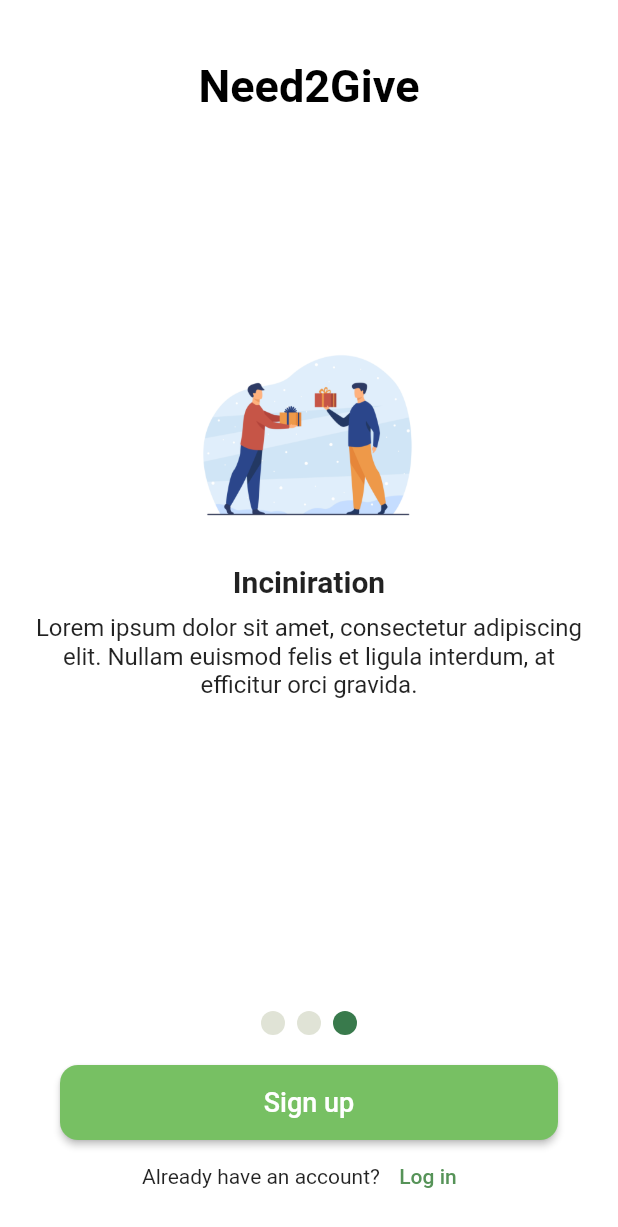
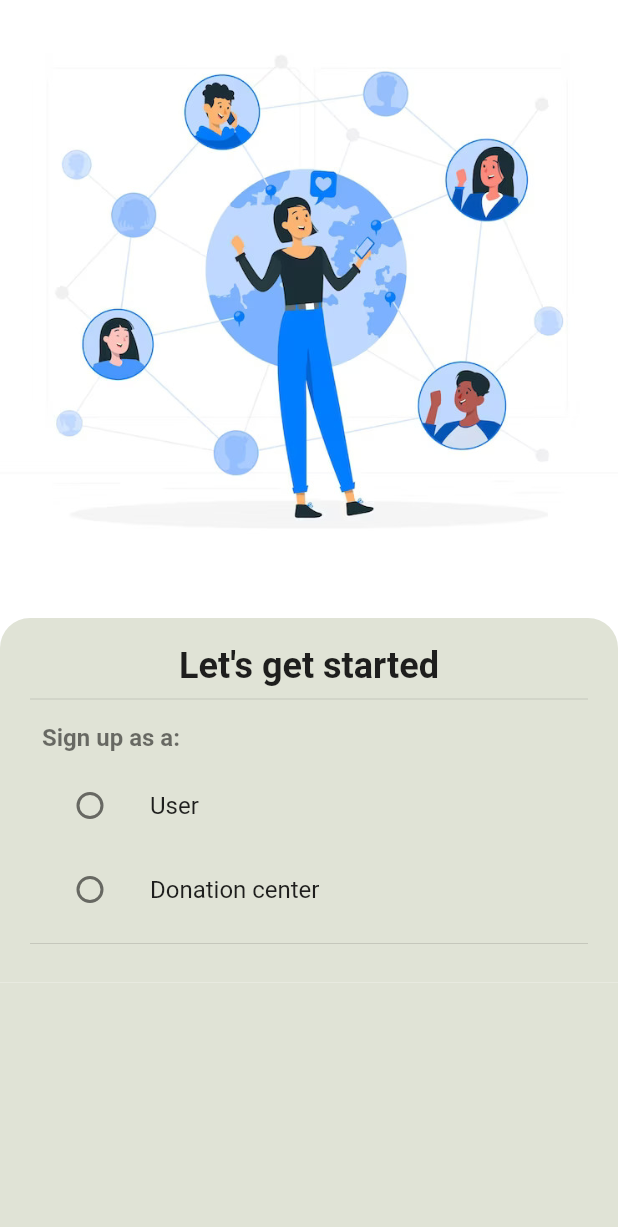
Before and after one commit to Hacktivists-AUB/Need2Give-frontend, a Flutter app: the screen it shows after launch, after a tap on "Sign up", on a phone screen of 412 x 824 dp. Shown: the top 1227 px of the screen. Run offline on Flutter 3.47's test engine with Material 2 defaults, Android fonts, the phone set to English and light mode, and no system bars; drawn by our look-alikes of carousel_slider, smooth_page_indicator; our stand-ins replace flutter_signin_button, intl_phone_number_input, shared_preferences.

Commit message:
Add signup form for user

```diff
--- a/need2give/lib/router.dart
+++ b/need2give/lib/router.dart
@@ -1,5 +1,6 @@
 import 'package:flutter/material.dart';
 import 'package:need2give/screens/auth/login.dart';
+import 'package:need2give/screens/auth/signup.dart';
 import 'package:need2give/screens/auth/welcome.dart';
 import 'package:need2give/screens/home.dart';
 
@@ -14,6 +15,11 @@ Route<dynamic> generateRoute(RouteSettings settings) {
       return MaterialPageRoute(
         settings: settings,
         builder: (_) => const Login(),
+      );
+    case SignUp.routeName:
+      return MaterialPageRoute(
+        settings: settings,
+        builder: (_) => const SignUp(),
       );
     case Home.routeName:
       return MaterialPageRoute(
--- a/need2give/lib/screens/auth/login.dart
+++ b/need2give/lib/screens/auth/login.dart
@@ -2,6 +2,7 @@ import 'package:flutter/material.dart';
 import 'package:flutter_signin_button/button_list.dart';
 import 'package:flutter_signin_button/button_view.dart';
 import 'package:need2give/constants/global.dart';
+import 'package:need2give/screens/auth/signup.dart';
 import 'package:need2give/services/auth_service.dart';
 import 'package:need2give/widgets/button.dart';
 import 'package:need2give/widgets/textfield.dart';
@@ -67,6 +68,7 @@ class _LoginState extends State<Login> {
                             fontWeight: FontWeight.bold,
                           ),
                         ),
+                        const Divider(),
                         const SizedBox(height: 10),
                         Row(
                           mainAxisAlignment: MainAxisAlignment.start,
@@ -135,7 +137,9 @@ class _LoginState extends State<Login> {
                               ),
                             ),
                             TextButton(
-                              onPressed: () {},
+                              onPressed: () {
+                                Navigator.pushNamed(context, SignUp.routeName);
+                              },
                               child: const Text(
                                 'Sign up',
                                 style: TextStyle(
--- /dev/null
+++ b/need2give/lib/screens/auth/signup.dart
@@ -0,0 +1,280 @@
+import 'package:flutter/material.dart';
+import 'package:flutter_signin_button/button_list.dart';
+import 'package:flutter_signin_button/button_view.dart';
+import 'package:need2give/constants/global.dart';
+import 'package:need2give/screens/auth/login.dart';
+import 'package:need2give/widgets/button.dart';
+import 'package:need2give/widgets/textfield.dart';
+
+enum UserType {
+  notSelected,
+  user,
+  donationCenter,
+}
+
+class SignUp extends StatefulWidget {
+  static const String routeName = '/signup';
+  const SignUp({super.key});
+
+  @override
+  State<SignUp> createState() => _SignUpState();
+}
+
+class _SignUpState extends State<SignUp> {
+  UserType _userType = UserType.notSelected;
+  final _signUpFormKey = GlobalKey<FormState>();
+
+  final TextEditingController _emailController = TextEditingController();
+  final TextEditingController _usernameController = TextEditingController();
+  final TextEditingController _phoneController = TextEditingController();
+  final TextEditingController _confirmPassController = TextEditingController();
+  final TextEditingController _passwordController = TextEditingController();
+
+  @override
+  void dispose() {
+    super.dispose();
+    _emailController.dispose();
+    _passwordController.dispose();
+    _usernameController.dispose();
+    _confirmPassController.dispose();
+    _phoneController.dispose();
+  }
+
+  @override
+  Widget build(BuildContext context) {
+    return Scaffold(
+      backgroundColor: Global.lightGrey,
+      body: Container(
+        color: Global.white,
+        child: SingleChildScrollView(
+          child: Column(
+            children: [
+              Image.asset('assets/image5.jpg'),
+              Container(
+                decoration: const BoxDecoration(
+                  color: Global.lightGrey,
+                  borderRadius: BorderRadius.only(
+                    topLeft: Radius.circular(20),
+                    topRight: Radius.circular(20),
+                  ),
+                ),
+                child: Container(
+                  padding:
+                      const EdgeInsets.symmetric(vertical: 18, horizontal: 20),
+                  child: Column(
+                    children: [
+                      const Text(
+                        "Let's get started",
+                        style: TextStyle(
+                          fontSize: 24,
+                          fontWeight: FontWeight.bold,
+                        ),
+                      ),
+                      const Divider(),
+                      Row(
+                        mainAxisAlignment: MainAxisAlignment.start,
+                        children: const [
+                          Padding(
+                            padding: EdgeInsets.all(8),
+                            child: Text(
+                              "Sign up as a: ",
+                              style: TextStyle(
+                                fontSize: 16,
+                                fontWeight: FontWeight.bold,
+                                color: Global.mediumGrey,
+                              ),
+                            ),
+                          ),
+                        ],
+                      ),
+                      ListTile(
+                        title: const Text(
+                          "User",
+                        ),
+                        leading: Radio(
+                          activeColor: Global.darkGreen,
+                          value: UserType.user,
+                          groupValue: _userType,
+                          onChanged: (UserType? val) {
+                            setState(() {
+                              _userType = val!;
+                            });
+                          },
+                        ),
+                      ),
+                      ListTile(
+                        title: const Text(
+                          "Donation center",
+                        ),
+                        leading: Radio(
+                          activeColor: Global.darkGreen,
+                          value: UserType.donationCenter,
+                          groupValue: _userType,
+                          onChanged: (UserType? val) {
+                            setState(() {
+                              _userType = val!;
+                            });
+                          },
+                        ),
+                      ),
+                      const Divider(),
+                      if (_userType == UserType.user)
+                        Form(
+                          key: _signUpFormKey,
+                          child: Column(
+                            children: [
+                              const SizedBox(height: 10),
+                              Row(
+                                mainAxisAlignment: MainAxisAlignment.start,
+                                children: const [
+                                  Padding(
+                                    padding: EdgeInsets.all(8),
+                                    child: Text(
+                                      "Email: ",
+                                      style: TextStyle(
+                                        fontSize: 16,
+                                        fontWeight: FontWeight.bold,
+                                        color: Global.mediumGrey,
+                                      ),
+                                    ),
+                                  ),
+                                ],
+                              ),
+                              Input(
+                                  controller: _emailController,
+                                  hintText: 'Email'),
+                              Row(
+                                mainAxisAlignment: MainAxisAlignment.start,
+                                children: const [
+                                  Padding(
+                                    padding: EdgeInsets.all(8),
+                                    child: Text(
+                                      "Username: ",
+                                      style: TextStyle(
+                                        fontSize: 16,
+                                        fontWeight: FontWeight.bold,
+                                        color: Global.mediumGrey,
+                                      ),
+                                    ),
+                                  ),
+                                ],
+                              ),
+                              Input(
+                                  controller: _usernameController,
+                                  hintText: 'Username'),
+                              const SizedBox(height: 10),
+                              Row(
+                                mainAxisAlignment: MainAxisAlignment.start,
+                                children: const [
+                                  Padding(
+                                    padding: EdgeInsets.all(8),
+                                    child: Text(
+                                      "Phone number*: ",
+                                      style: TextStyle(
+                                        fontSize: 16,
+                                        fontWeight: FontWeight.bold,
+                                        color: Global.mediumGrey,
+                                      ),
+                                    ),
+                                  ),
+                                ],
+                              ),
+                              PhoneInput(controller: _phoneController),
+                              const SizedBox(height: 10),
+                              Row(
+                                mainAxisAlignment: MainAxisAlignment.start,
+                                children: const [
+                                  Padding(
+                                    padding: EdgeInsets.all(8),
+                                    child: Text(
+                                      "Password:",
+                                      style: TextStyle(
+                                        fontSize: 16,
+                                        fontWeight: FontWeight.bold,
+                                        color: Global.mediumGrey,
+                                      ),
+                                    ),
+                                  ),
+                                ],
+                              ),
+                              Input(
+                                controller: _passwordController,
+                                hintText: "Password",
+                                secret: true,
+                              ),
+                              Row(
+                                mainAxisAlignment: MainAxisAlignment.start,
+                                children: const [
+                                  Padding(
+                                    padding: EdgeInsets.all(8),
+                                    child: Text(
+                                      "Confirm password:",
+                                      style: TextStyle(
+                                        fontSize: 16,
+                                        fontWeight: FontWeight.bold,
+                                        color: Global.mediumGrey,
+                                      ),
+                                    ),
+                                  ),
+                                ],
+                              ),
+                              Input(
+                                controller: _confirmPassController,
+                                hintText: "Confirm password",
+                                secret: true,
+                              ),
+                              const SizedBox(height: 20),
+                              Button(
+                                  text: 'Sign up',
+                                  onPressed: () {
+                                    if (_signUpFormKey.currentState!
+                                        .validate()) {}
+                                  }),
+                              const SizedBox(height: 10),
+                              SizedBox(
+                                width: double.infinity,
+                                child: SignInButton(
+                                  Buttons.Google,
+                                  text: "Sign up with Google",
+                                  onPressed: () {},
+                                ),
+                              ),
+                              const SizedBox(height: 10),
+                              Row(
+                                mainAxisAlignment: MainAxisAlignment.center,
+                                children: [
+                                  const Text(
+                                    'Already have an account?',
+                                    style: TextStyle(
+                                      fontSize: 14,
+                                    ),
+                                  ),
+                                  TextButton(
+                                    onPressed: () {
+                                      Navigator.pushNamed(
+                                          context, Login.routeName);
+                                    },
+                                    child: const Text(
+                                      'Log in',
+                                      style: TextStyle(
+                                        color: Global.mediumGreen,
+                                        fontSize: 14,
+                                      ),
+                                    ),
+                                  ),
+                                ],
+                              ),
+                            ],
+                          ),
+                        ),
+                    ],
+                  ),
+                ),
+              ),
+            ],
+          ),
+        ),
+      ),
+    );
+  }
+}
--- a/need2give/lib/screens/auth/welcome.dart
+++ b/need2give/lib/screens/auth/welcome.dart
@@ -2,6 +2,7 @@ import 'package:carousel_slider/carousel_slider.dart';
 import 'package:flutter/material.dart';
 import 'package:need2give/screens/auth/login.dart';
 import 'package:need2give/constants/global.dart';
+import 'package:need2give/screens/auth/signup.dart';
 import 'package:need2give/widgets/button.dart';
 import 'package:smooth_page_indicator/smooth_page_indicator.dart';
 
@@ -97,7 +98,12 @@ class _WelcomeScreenState extends State<WelcomeScreen> {
                   Padding(
                     padding:
                         const EdgeInsets.symmetric(vertical: 0, horizontal: 40),
-                    child: Button(text: 'Sign up', onPressed: () {}),
+                    child: Button(
+                      text: 'Sign up',
+                      onPressed: () {
+                        Navigator.pushNamed(context, SignUp.routeName);
+                      },
+                    ),
                   ),
                   Row(
                     mainAxisAlignment: MainAxisAlignment.center,
--- a/need2give/lib/widgets/textfield.dart
+++ b/need2give/lib/widgets/textfield.dart
@@ -1,4 +1,5 @@
 import 'package:flutter/material.dart';
+import 'package:intl_phone_number_input/intl_phone_number_input.dart';
 
 import '../constants/global.dart';
 
@@ -24,19 +25,21 @@ class _InputState extends State<Input> {
   @override
   Widget build(BuildContext context) {
     return TextFormField(
-      obscureText: widget.secret? !_isVisible : false,
+      obscureText: widget.secret ? !_isVisible : false,
       controller: widget.controller,
       decoration: InputDecoration(
         filled: true,
         fillColor: Global.white,
         suffixIcon: IconButton(
           icon: Icon(
-            widget.secret ? (_isVisible? Icons.visibility : Icons.visibility_off) : null,
+            widget.secret
+                ? (_isVisible ? Icons.visibility : Icons.visibility_off)
+                : null,
           ),
           onPressed: () {
-              setState(() {
-                _isVisible = !_isVisible;
-              });
+            setState(() {
+              _isVisible = !_isVisible;
+            });
           },
         ),
         hintText: widget.hintText,
@@ -50,10 +53,57 @@ class _InputState extends State<Input> {
       ),
       validator: (value) {
         if (value == null || value.isEmpty) {
-          return 'Enter your $widget.hintText';
+          return 'Enter your ${widget.hintText}';
         }
         return null;
       },
     );
   }
 }
+
+class PhoneInput extends StatefulWidget {
+  final TextEditingController controller;
+
+  const PhoneInput({
+    super.key,
+    required this.controller,
+  });
+
+  @override
+  State<PhoneInput> createState() => _PhoneInputState();
+}
+
+class _PhoneInputState extends State<PhoneInput> {
+  String initialCountry = 'LB';
+  PhoneNumber number = PhoneNumber(isoCode: 'LB');
+  @override
+  Widget build(BuildContext context) {
+    return InternationalPhoneNumberInput(
+      onInputChanged: (PhoneNumber number) {},
+      selectorConfig: const SelectorConfig(
+        selectorType: PhoneInputSelectorType.BOTTOM_SHEET,
+      ),
+      autoValidateMode: AutovalidateMode.disabled,
+      selectorTextStyle: const TextStyle(color: Colors.black),
+      initialValue: number,
+      textFieldController: widget.controller,
+      formatInput: true,
+      keyboardType: const TextInputType.numberWithOptions(
+        signed: true,
+        decimal: true,
+      ),
+      inputDecoration: InputDecoration(
+        filled: true,
+        fillColor: Global.white,
+        border: OutlineInputBorder(
+          borderSide: const BorderSide(
+            color: Colors.black38,
+          ),
+          borderRadius: BorderRadius.circular(10),
+        ),
+        hintText: 'Phone number',
+        hintStyle: const TextStyle(fontSize: 14),
+      ),
+    );
+  }
+}
--- a/need2give/pubspec.yaml
+++ b/need2give/pubspec.yaml
@@ -42,6 +42,7 @@ dependencies:
   http: ^0.13.5
   shared_preferences: ^2.0.20
   provider: ^6.0.5
+  intl_phone_number_input: ^0.7.2
 
 dev_dependencies:
   flutter_test:
```
Also changed, not shown: need2give/assets/image5.jpg (added).
